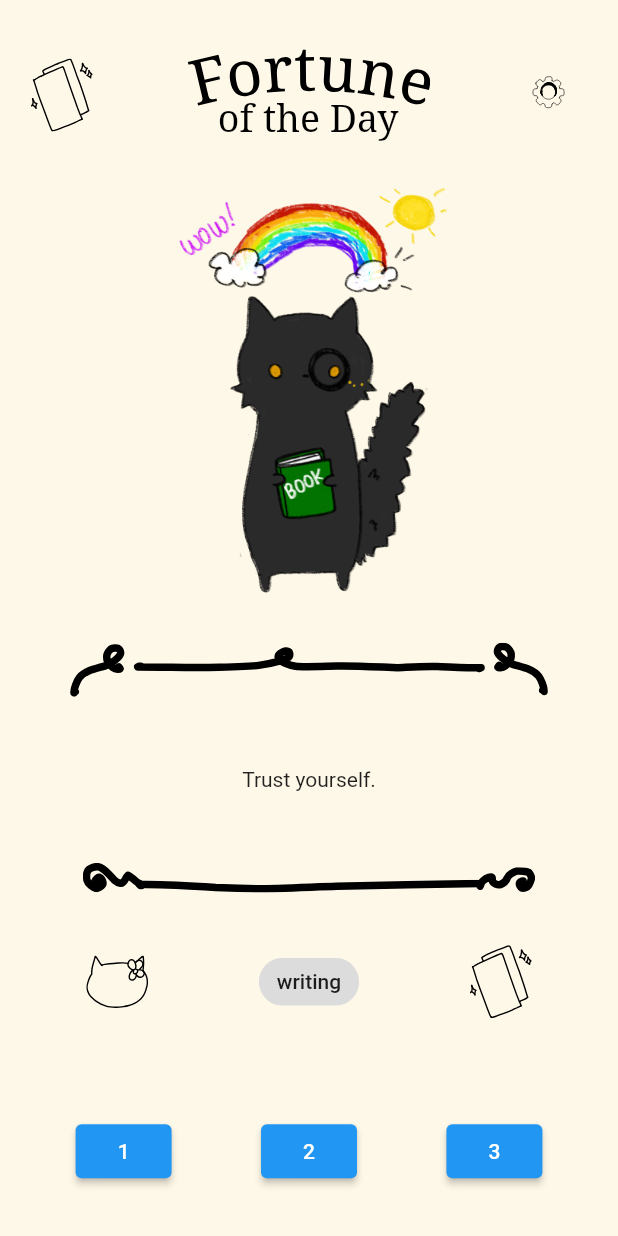
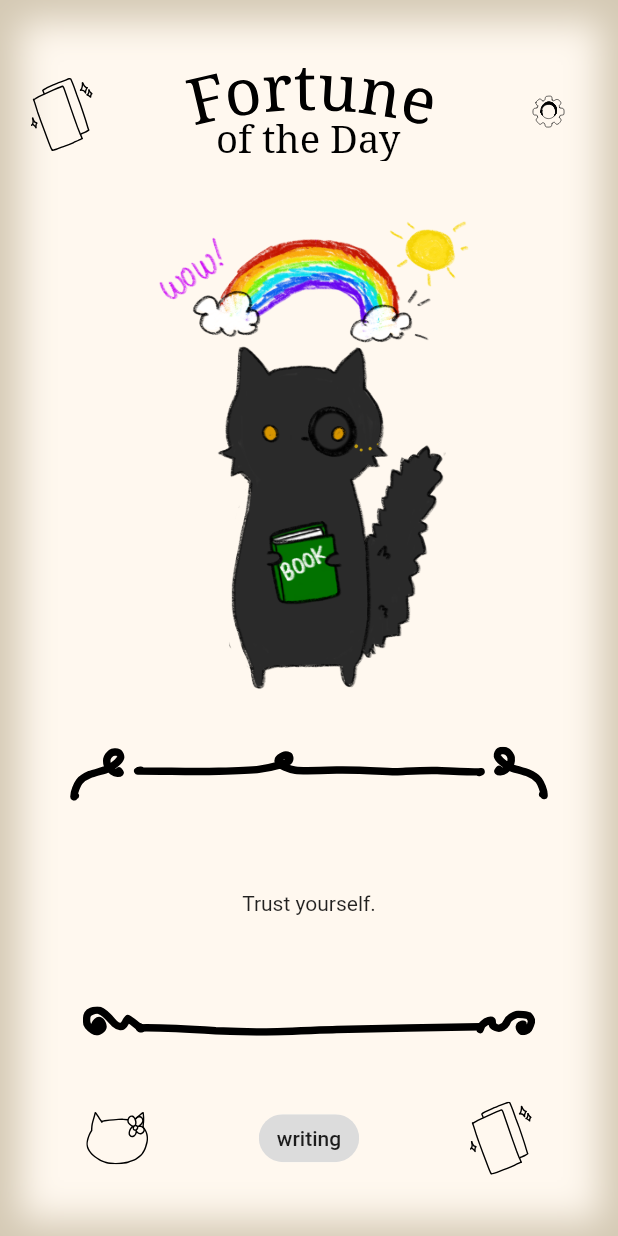
Before and after one commit to Xavier-MD/fortune_cat, a Flutter app: the screen it shows after launch, on a phone screen of 412 x 824 dp. Run offline on Flutter 3.47's test engine with Material 2 defaults, Android fonts, the phone set to English and light mode, and no system bars; our stand-ins replace flutter_inset_box_shadow, flutter_svg, responsive_sizer.

Commit message:
Added vignette effect and cleaned out unused layout buttons.

```diff
--- a/lib/ui/pages/home_page.dart
+++ b/lib/ui/pages/home_page.dart
@@ -1,6 +1,7 @@
 import 'dart:math';
 
-import 'package:flutter/material.dart';
+import 'package:flutter/material.dart' hide BoxDecoration, BoxShadow;
+import 'package:flutter_inset_box_shadow/flutter_inset_box_shadow.dart';
 import 'package:fortune_cat/models/asset_lists.dart';
 import 'package:fortune_cat/models/text_lists.dart';
 import 'package:fortune_cat/ui/components/fc_svg.dart';
@@ -79,8 +80,21 @@ class _HomePageState extends State<HomePage> {
   @override
   Widget build(BuildContext context) {
     return Scaffold(
-      body: SafeArea(
-        minimum: EdgeInsets.fromLTRB(5.0.w, 8.0.w, 5.0.w, 0),
+      body: Container(
+        decoration: BoxDecoration(
+          color: const Color(0xFFfff8ef),
+          boxShadow: [
+            BoxShadow(
+              offset: const Offset(1, 2),
+              blurRadius: 20,
+              spreadRadius: 3.0.w,
+              color: const Color.fromARGB(255, 212, 201, 180),
+              inset: true,
+            ),
+          ],
+        ),
+        child: SafeArea(
+          minimum: EdgeInsets.fromLTRB(5.0.w, 5.0.h, 5.0.w, 0),
           child: Flex(
             direction: Axis.vertical,
             children: [
@@ -182,33 +196,10 @@ class _HomePageState extends State<HomePage> {
                   ],
                 ),
               ),
-
-            // Fourth Section
-            Flexible(
-              flex: 2,
-              fit: FlexFit.tight,
-              child: Row(
-                mainAxisAlignment: MainAxisAlignment.spaceAround,
-                children: [
-                  ElevatedButton(
-                    onPressed: (() => {}),
-                    child: Text('1'),
-                  ),
-                  ElevatedButton(
-                    onPressed: (() => {}),
-                    child: Text('2'),
-                  ),
-                  ElevatedButton(
-                    onPressed: (() => {}),
-                    child: Text('3'),
-                  ),
             ],
           ),
         ),
-          ],
       ),
-      ),
-      backgroundColor: const Color(0xFFfef8e8),
     );
   }
 }
--- a/pubspec.yaml
+++ b/pubspec.yaml
@@ -15,6 +15,7 @@ dependencies:
   responsive_sizer: ^3.1.1
   provider: ^6.0.4
   flutter_svg: ^1.1.6
+  flutter_inset_box_shadow: ^1.0.8
 
 dev_dependencies:
   flutter_test:
```
Also changed, not shown: pubspec.lock. Lines whose indentation alone changed are shown as unchanged.
